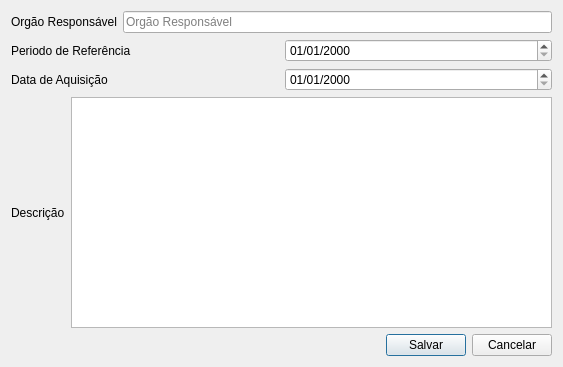
spuhub/prisma, file settings/layer_infor.ui: the form before one commit.
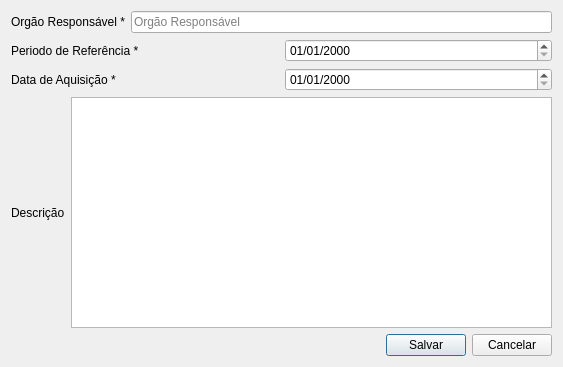
The form after the commit. Custom widgets are drawn as their Qt base class.

```diff
--- a/settings/layer_infor.ui
+++ b/settings/layer_infor.ui
@@ -19,7 +19,7 @@
      <item>
       <widget class="QLabel" name="label_8">
        <property name="text">
-        <string>Orgão Responsável</string>
+        <string>Orgão Responsável *</string>
        </property>
       </widget>
      </item>
@@ -39,7 +39,7 @@
        <item>
         <widget class="QLabel" name="label_10">
          <property name="text">
-          <string>Periodo de Referência</string>
+          <string>Periodo de Referência *</string>
          </property>
         </widget>
        </item>
@@ -57,7 +57,7 @@
        <item>
         <widget class="QLabel" name="label_9">
          <property name="text">
-          <string>Data de Aquisição</string>
+          <string>Data de Aquisição *</string>
          </property>
         </widget>
        </item>
```
